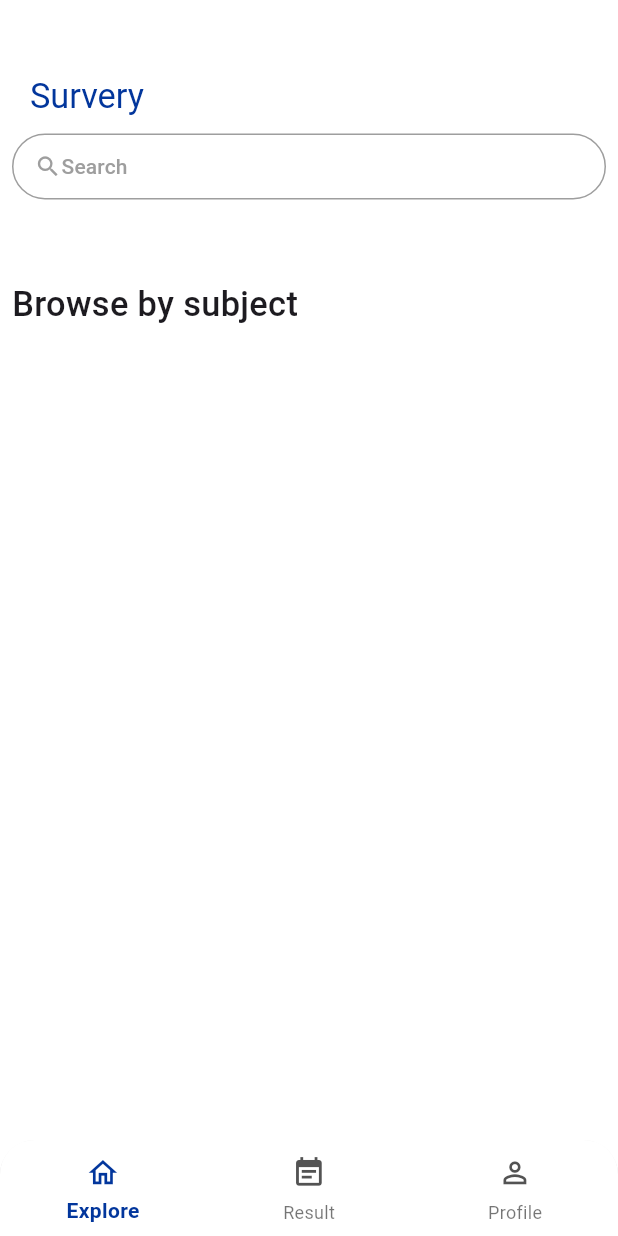
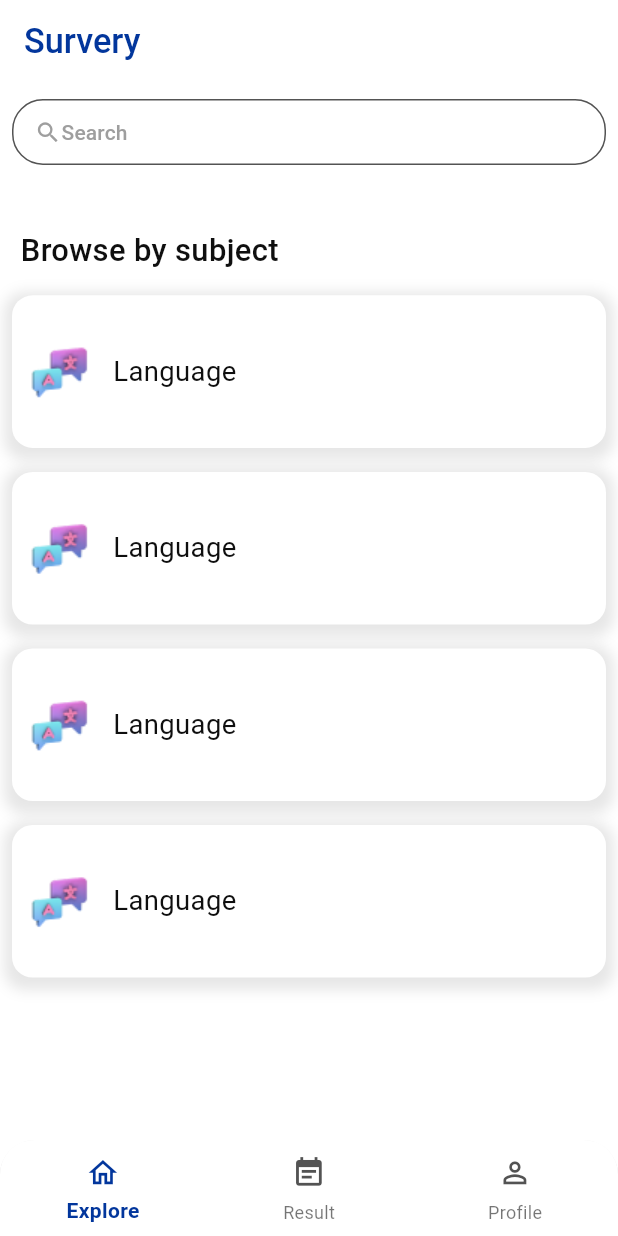
Before and after one commit to OmarHamed0/online_app, a Flutter app: the screen it shows after launch, on a phone screen of 412 x 824 dp. Run offline on Flutter 3.47's test engine with Material 3 defaults, Android fonts, the phone set to English and light mode, and no system bars; our stand-ins replace bloc, dio, flutter_bloc, flutter_screenutil, fluttertoast, get_it and 2 more; generated files the repository leaves out were written again.

Commit message:
ExploreScreen Ui:)

```diff
--- a/lib/core/styles/images/app_images.dart
+++ b/lib/core/styles/images/app_images.dart
@@ -1,3 +1,8 @@
+import 'dart:core';
+
 class AppImages{
-
+static const  colorPalette="assets/images/Color Palette.png";
+static const draftingTools="assets/images/Drafting Tools.png";
+static const languageTranslator="assets/images/Language Translator.png";
+static const microscope="assets/images/Microscope.png";
 }
--- a/lib/presentation/tabs/explore/explre_screen/explore_screen.dart
+++ b/lib/presentation/tabs/explore/explre_screen/explore_screen.dart
@@ -1,41 +1,38 @@
 import 'package:flutter/material.dart';
 import 'package:flutter_screenutil/flutter_screenutil.dart';
+import 'package:online_exam_app/core/styles/fonts/app_fonts.dart';
+import 'package:online_exam_app/presentation/tabs/explore/explre_screen/widgets/explore_container.dart';
 
 import '../../../../core/styles/colors/app_colors.dart';
+import '../../../../core/styles/images/app_images.dart';
+
 class ExploreScreen extends StatelessWidget {
   static const String routeName = "ExploreScreen";
 
   @override
   Widget build(BuildContext context) {
     return Scaffold(
-      body: Padding(
-        padding: const EdgeInsets.only(top: 50),
-        child: Column(
+      appBar: AppBar(
+        title: Text("Survery",
+            style: AppFonts.font16BlueWeight500.copyWith(
+              decoration: TextDecoration.none,
+              fontSize: 20.sp,
+            )),
+      ),
+      body: Column(
         children: [
-            Padding(
-              padding: const EdgeInsets.only(left: 20),
-              child: Row(
-                children: [
-                  Text(
-                    "Survery",
-                    style: Theme.of(context)
-                        .textTheme
-                        .titleLarge!
-                        .copyWith(fontSize: 20.sp, color: AppColors.kBlue),
-                  ),
-                ],
-              ),
-            ),
           Padding(
             padding: const EdgeInsets.all(8.0),
             child: ElevatedButton(
                 style: ElevatedButton.styleFrom(
-                      padding: EdgeInsets.symmetric(vertical: 10.h),
+                    padding: EdgeInsets.symmetric(
+                      vertical: 10.h,
+                    ),
                     backgroundColor: Colors.white,
                     elevation: 0,
                     shape: RoundedRectangleBorder(
-                        side: BorderSide(color: Colors.grey),
-                        borderRadius: BorderRadius.circular(20.r),
+                      side: BorderSide(color: AppColors.kGray),
+                      borderRadius: BorderRadius.circular(18.r),
                     )),
                 onPressed: () {},
                 child: const Padding(
@@ -57,22 +54,36 @@ class ExploreScreen extends StatelessWidget {
                 )),
           ),
           SizedBox(
-              height: 30.h,
+            height: 20.h,
           ),
           Padding(
             padding: const EdgeInsets.all(8.0),
             child: Row(
               children: [
+                SizedBox(width: 5.w,),
                 Text(
                   "Browse by subject",
-                    style:
-                        TextStyle(fontWeight: FontWeight.w500, fontSize: 20.sp),
+                  style: AppFonts.font18BlackWeight600
+                      .copyWith(fontWeight: FontWeight.w500),
                 )
               ],
             ),
           ),
+          Expanded(
+            child: GridView.builder(
+                shrinkWrap: true,
+                itemCount: 4,
+                scrollDirection: Axis.vertical,
+                gridDelegate: SliverGridDelegateWithFixedCrossAxisCount(
+                  crossAxisCount: 1,
+                  crossAxisSpacing: 5,
+                  childAspectRatio: 3.5,
+                ),
+                itemBuilder: (context, index) {
+                  return ExploreContainer();
+                }),
+          )
         ],
-        ),
       ),
     );
   }
--- /dev/null
+++ b/lib/presentation/tabs/explore/explre_screen/widgets/explore_container.dart
@@ -0,0 +1,47 @@
+import 'package:flutter/cupertino.dart';
+import 'package:flutter/material.dart';
+import 'package:flutter_screenutil/flutter_screenutil.dart';
+import '../../../../../core/styles/colors/app_colors.dart';
+import '../../../../../core/styles/fonts/app_fonts.dart';
+import '../../../../../core/styles/images/app_images.dart';
+
+class ExploreContainer extends StatelessWidget {
+  const ExploreContainer({super.key});
+
+  @override
+  Widget build(BuildContext context) {
+    return Padding(
+      padding: const EdgeInsets.all(8.0),
+      child: Container(
+        decoration: BoxDecoration(
+            color: Colors.white,
+            borderRadius: BorderRadius.circular(12.r),
+            boxShadow: [
+              BoxShadow(
+                color: AppColors.kBlack.withOpacity(0.1),
+                spreadRadius: 5,
+                blurRadius: 7,
+                offset: Offset(0, 3),
+              )
+            ],
+      ),
+        child: Padding(
+          padding: const EdgeInsets.all(8.0),
+          child: Row(
+            children: [
+              Image.asset(AppImages.languageTranslator),
+              SizedBox(
+                width: 10.w,
+              ),
+              Text(
+                "Language",
+                style: AppFonts.font16GrayWeight400
+                    .copyWith(color: AppColors.kBlack),
+              ),
+            ],
+          ),
+        ),
+      ),
+    );
+  }
+}
--- a/pubspec.yaml
+++ b/pubspec.yaml
@@ -71,8 +71,8 @@ flutter:
   generate: true # Add this line
 
   # To add assets to your application, add an assets section, like this:
-  # assets:
-  #   - images/a_dot_burr.jpeg
+  assets:
+    - assets/images/
   #   - images/a_dot_ham.jpeg
 
   # An image asset can refer to one or more resolution-specific "variants", see
```
Also changed, not shown: assets/images/Color Palette.png (added), assets/images/Drafting Tools.png (added), assets/images/Language Translator.png (added), assets/images/Microscope.png (added), pubspec.lock. Lines whose indentation alone changed are shown as unchanged.
